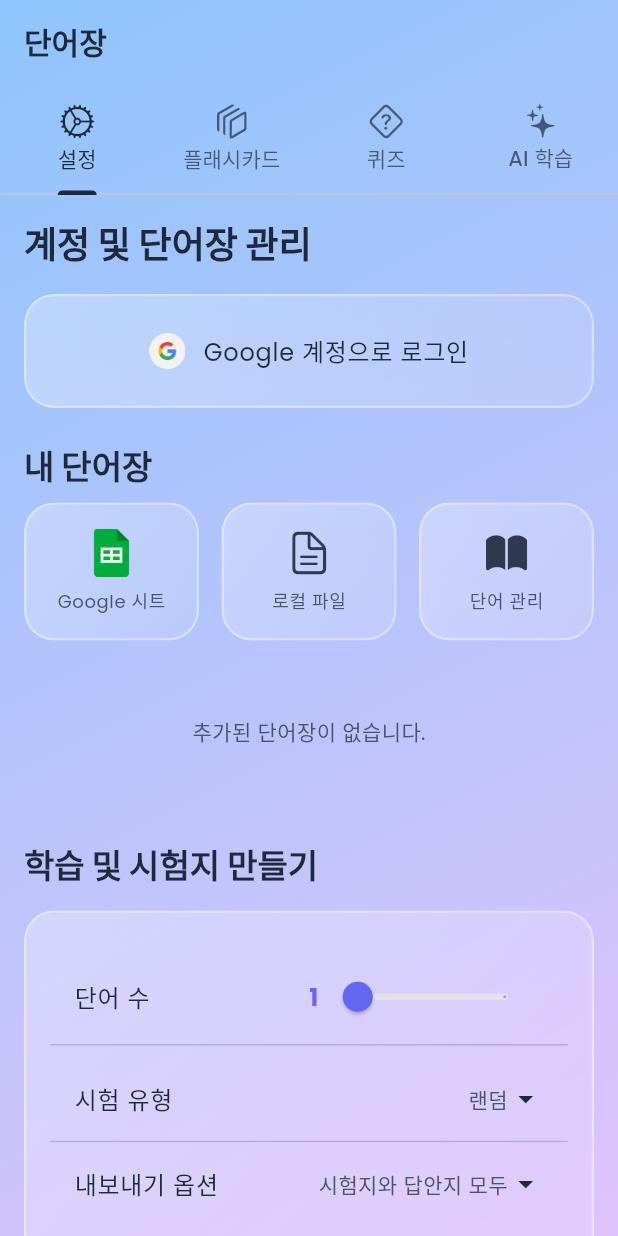
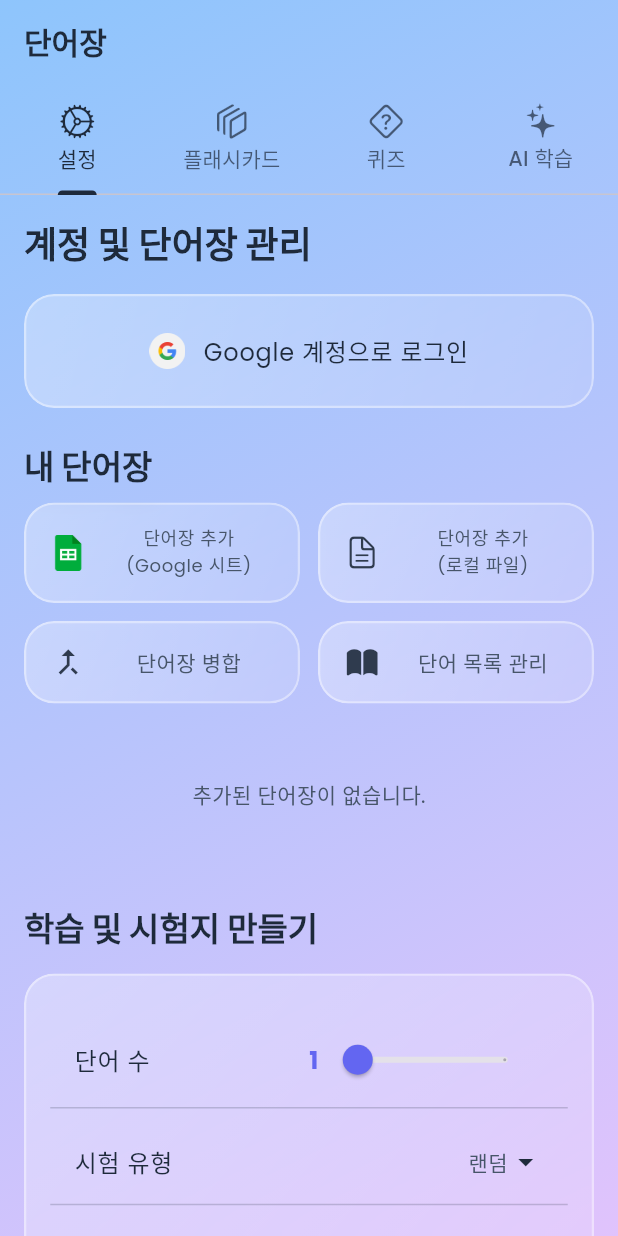
Before and after one commit to manisykh/memorize_me, a Flutter app: the screen it shows after launch, on a phone screen of 412 x 824 dp. Run offline on Flutter 3.47's test engine with Material 3 defaults, Android fonts, the light colour scheme and no system bars; our stand-ins replace csv, file_picker, flutter_secure_storage, flutter_slidable, flutter_tts, google_fonts and 7 more; missing offline and left inert: dart_openai, excel, googleapis; accounts and stored records are empty.

Commit message:
2nd done for Ai

```diff
--- a/lib/screens/select_spreadsheet_screen.dart
+++ b/lib/screens/select_spreadsheet_screen.dart
@@ -6,7 +6,7 @@ import 'package:intl/intl.dart';
 import 'package:provider/provider.dart';
 
 import '../services/sheets_service.dart';
-import 'select_sheet_screen.dart'; // TODO: 다음 단계에서 생성할 파일
+import 'select_sheet_screen.dart';
 
 class SelectSpreadsheetScreen extends StatefulWidget {
   const SelectSpreadsheetScreen({super.key});
--- a/lib/screens/settings_screen.dart
+++ b/lib/screens/settings_screen.dart
@@ -12,10 +12,10 @@ import '../providers/theme_provider.dart';
 import '../providers/word_list_provider.dart';
 import '../providers/wordbook_manager.dart';
 import '../services/test_sheet_service.dart';
-import '../themes/app_theme.dart';
 import '../widgets/glassmorphic_card.dart';
 import 'manage_words_screen.dart';
 import 'select_spreadsheet_screen.dart';
+import 'merge_wordbooks_screen.dart';
 
 class SettingsScreen extends StatefulWidget {
   const SettingsScreen({super.key});
@@ -349,58 +349,114 @@ class _SettingsScreenState extends State<SettingsScreen> {
     final theme = Theme.of(context);
     return Column(
       children: [
+        // --- 첫 번째 줄 ---
         Row(
           children: [
             Expanded(
               child: GlassmorphicCard(
+                // GlassmorphicCard의 자체 padding을 직접 제어합니다.
+                padding: const EdgeInsets.fromLTRB(16, 14, 16, 14),
                 onTap:
                     user == null
                         ? null
                         : () => Navigator.of(
                           context,
                         ).push(MaterialPageRoute(builder: (_) => const SelectSpreadsheetScreen())),
-                child: Column(
+                child: Row(
                   children: [
-                    Image.asset('assets/icons/google_sheet_icon.png', height: 32, width: 32),
-                    const SizedBox(height: 8),
-                    Text('Google 시트', style: theme.textTheme.bodySmall),
+                    Image.asset('assets/icons/google_sheet_icon.png', height: 24, width: 24),
+                    const SizedBox(width: 12),
+                    Expanded(
+                      child: Text(
+                        '단어장 추가\n(Google 시트)',
+                        textAlign: TextAlign.center,
+                        style: theme.textTheme.bodySmall?.copyWith(height: 1.4),
+                      ),
+                    ),
                   ],
                 ),
               ),
             ),
-            const SizedBox(width: 15),
+            const SizedBox(width: 12),
             Expanded(
               child: GlassmorphicCard(
+                padding: const EdgeInsets.fromLTRB(16, 14, 16, 14),
                 onTap: () => context.read<WordbookManager>().createNewWordbookFromCsv(context),
-                child: Column(
+                child: Row(
                   children: [
                     Icon(
                       CupertinoIcons.doc_text,
-                      size: 32,
-                      color: Theme.of(context).textTheme.bodyLarge?.color?.withOpacity(0.9),
+                      size: 24,
+                      color: theme.textTheme.bodyLarge?.color?.withOpacity(0.9),
                     ),
-                    const SizedBox(height: 8),
-                    Text('로컬 파일', style: theme.textTheme.bodySmall),
+                    const SizedBox(width: 12),
+                    Expanded(
+                      child: Text(
+                        '단어장 추가\n(로컬 파일)',
+                        textAlign: TextAlign.center,
+                        style: theme.textTheme.bodySmall?.copyWith(height: 1.4),
+                      ),
+                    ),
                   ],
                 ),
               ),
             ),
-            const SizedBox(width: 15),
+          ],
+        ),
+        const SizedBox(height: 12), // 줄 사이 간격
+        // --- 두 번째 줄 ---
+        Row(
+          children: [
             Expanded(
               child: GlassmorphicCard(
+                padding: const EdgeInsets.fromLTRB(16, 14, 16, 14),
+                onTap: () {
+                  Navigator.of(
+                    context,
+                  ).push(MaterialPageRoute(builder: (_) => const MergeWordbooksScreen()));
+                },
+                child: Row(
+                  children: [
+                    Icon(
+                      Icons.merge_type,
+                      size: 24,
+                      color: theme.textTheme.bodyLarge?.color?.withOpacity(0.9),
+                    ),
+                    const SizedBox(width: 12),
+                    Expanded(
+                      child: Text(
+                        '단어장 병합', // 한 줄로 변경하여 정렬 개선
+                        textAlign: TextAlign.center,
+                        style: theme.textTheme.bodyMedium, // 한 줄이므로 폰트 크기 살짝 키움
+                      ),
+                    ),
+                  ],
+                ),
+              ),
+            ),
+            const SizedBox(width: 12),
+            Expanded(
+              child: GlassmorphicCard(
+                padding: const EdgeInsets.fromLTRB(16, 14, 16, 14),
                 onTap:
                     () => Navigator.of(
                       context,
                     ).push(MaterialPageRoute(builder: (_) => const ManageWordsScreen())),
-                child: Column(
+                child: Row(
                   children: [
                     Icon(
                       CupertinoIcons.book_fill,
-                      size: 32,
+                      size: 24,
                       color: theme.textTheme.bodyLarge?.color?.withOpacity(0.9),
                     ),
-                    const SizedBox(height: 8),
-                    Text('단어 관리', style: theme.textTheme.bodySmall),
+                    const SizedBox(width: 12),
+                    Expanded(
+                      child: Text(
+                        '단어 목록 관리', // 한 줄로 변경하여 정렬 개선
+                        textAlign: TextAlign.center,
+                        style: theme.textTheme.bodyMedium,
+                      ),
+                    ),
                   ],
                 ),
               ),
```
Also changed, not shown: lib/models/word_model.dart (+7 -0 lines), lib/providers/wordbook_manager.dart (+92 -8 lines), lib/screens/merge_wordbooks_screen.dart (added, +107 -0 lines), lib/services/database_service.dart (+75 -85 lines).
